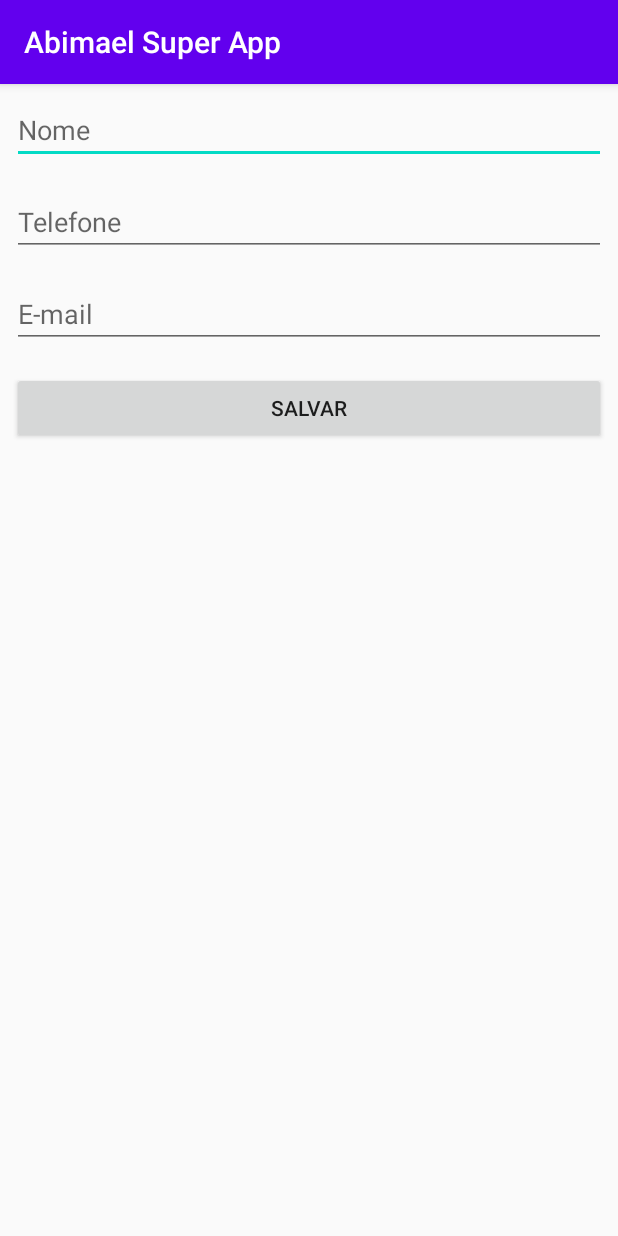
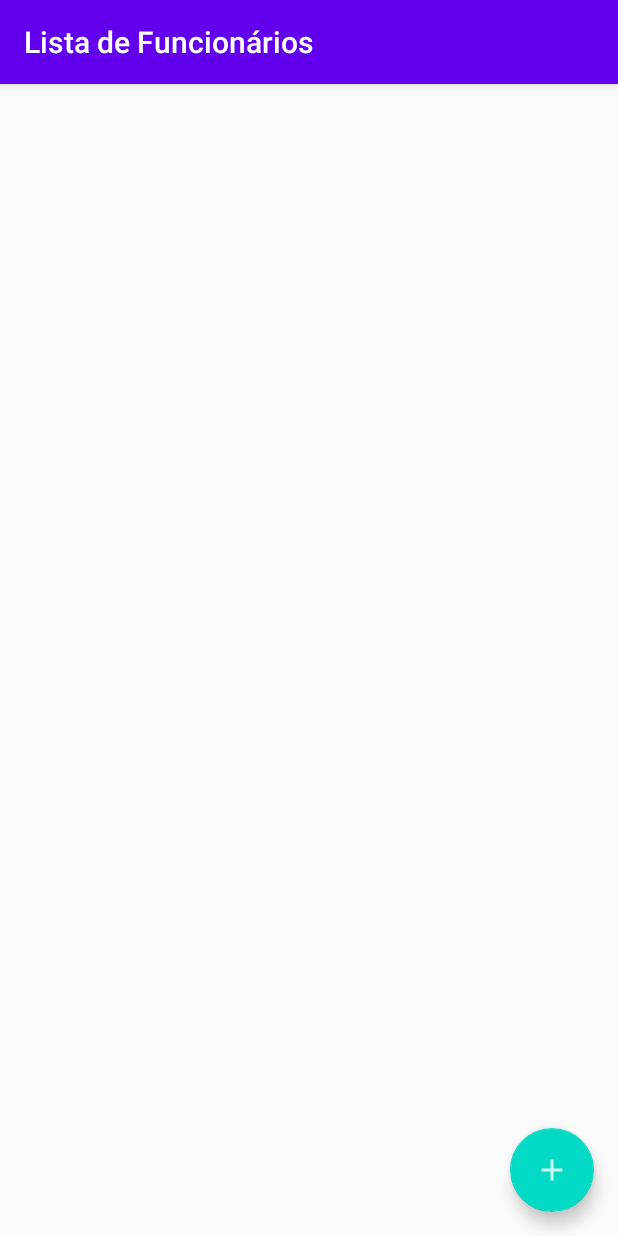
Before and after one commit to abimaelrsergio/funcionario, an Android app: the screen it shows after launch (FormularioFuncionarioActivity before the commit, ListaFuncionariosActivity after it), on a phone screen of 412 x 824 dp. Run offline under Robolectric (Android 15) with nearby library versions, the phone set to English and light mode, and no system bars.

Commit message:
Atualização

```diff
--- /dev/null
+++ b/app/src/main/java/br/com/myapplication/dao/FuncionarioDAO.java
@@ -0,0 +1,19 @@
+package br.com.myapplication.dao;
+
+import java.util.ArrayList;
+import java.util.List;
+
+import br.com.myapplication.model.Funcionario;
+
+public class FuncionarioDAO {
+
+    private final static List<Funcionario> funcionarios = new ArrayList<>();
+
+    public void salva(Funcionario funcionario){
+        funcionarios.add(funcionario);
+    }
+
+    public List<Funcionario> getAll() {
+        return new ArrayList<>(funcionarios); // cópia
+    }
+}
--- a/app/src/main/java/br/com/myapplication/ui/activity/ListaFuncionariosActivity.java
+++ b/app/src/main/java/br/com/myapplication/ui/activity/ListaFuncionariosActivity.java
@@ -2,15 +2,14 @@ package br.com.myapplication.ui.activity;
 import androidx.annotation.Nullable;
 import androidx.appcompat.app.AppCompatActivity;
 
-
+import android.content.Intent;
 import android.os.Bundle;
+import android.view.View;
 import android.widget.ArrayAdapter;
 import android.widget.ListView;
-import java.util.ArrayList;
-import java.util.Arrays;
-import java.util.List;
-
+import com.google.android.material.floatingactionbutton.FloatingActionButton;
 import br.com.myapplication.R;
+import br.com.myapplication.dao.FuncionarioDAO;
 
 public class ListaFuncionariosActivity extends AppCompatActivity {
 
@@ -19,9 +18,20 @@ public class ListaFuncionariosActivity extends AppCompatActivity {
         super.onCreate(savedInstanceState);
         setContentView(R.layout.activity_lista_funcionarios);
         setTitle("Lista de Funcionários");
-        List<String> funcionarios = new ArrayList<>(Arrays.asList("Nefi", "Jaco","Abimael", "Jarom", "Tiago", "Paulo","Patricia","Maria", "Ingrid","Giselle","Maria das Dores", "Salvan", "Igor", "Irene", "Shirley", "Patricia", "Bruna", "Bruno", "Adriano", "David", "Jonhy"));
+        FloatingActionButton botaoNovoFuncionario = findViewById(R.id.activity_lista_funcionarios_fab_novo_funcionario);
+        botaoNovoFuncionario.setOnClickListener(new View.OnClickListener() {
+            @Override
+            public void onClick(View v) {
+                startActivity(new Intent(ListaFuncionariosActivity.this, FormularioFuncionarioActivity.class));
+            }
+        });
+    }
+
+    @Override
+    protected void onResume() {
+        super.onResume();
+        FuncionarioDAO funcionarioDao = new FuncionarioDAO();
         ListView listaDeFuncionarios = findViewById(R.id.activity_lista_alunos_listview);
-        // o simple_list_item_1 é um layout pronto do Android com um textView já incluído
-        listaDeFuncionarios.setAdapter(new ArrayAdapter<>(this,android.R.layout.simple_list_item_1,funcionarios));
+        listaDeFuncionarios.setAdapter(new ArrayAdapter<>(this,android.R.layout.simple_list_item_1,funcionarioDao.getAll()));
     }
 }
--- a/app/src/main/res/values/strings.xml
+++ b/app/src/main/res/values/strings.xml
@@ -1,3 +1,3 @@
 <resources>
-    <string name="app_name">Abimael Super App</string>
+    <string name="app_name">Cadastro de Funcionarios</string>
 </resources>
```
Also changed, not shown: app/src/main/AndroidManifest.xml (+2 -11 lines), app/src/main/java/br/com/myapplication/model/Funcionario.java (+2 -9 lines), app/src/main/java/br/com/myapplication/ui/activity/FormularioFuncionarioActivity.java (+33 -15 lines).
